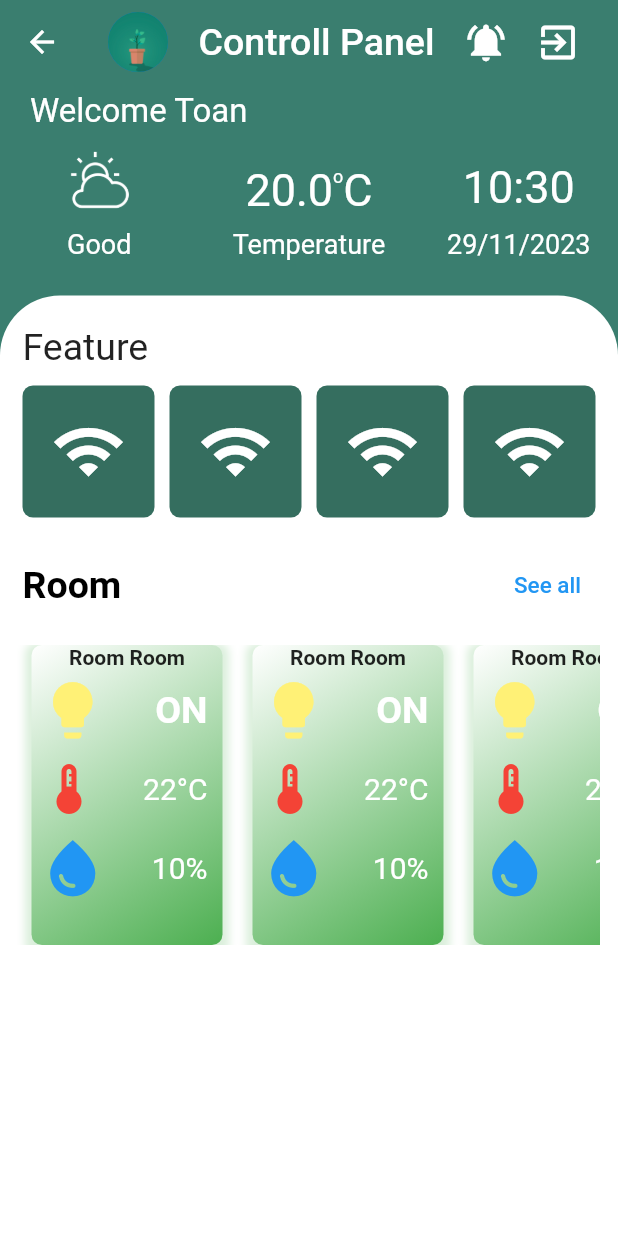
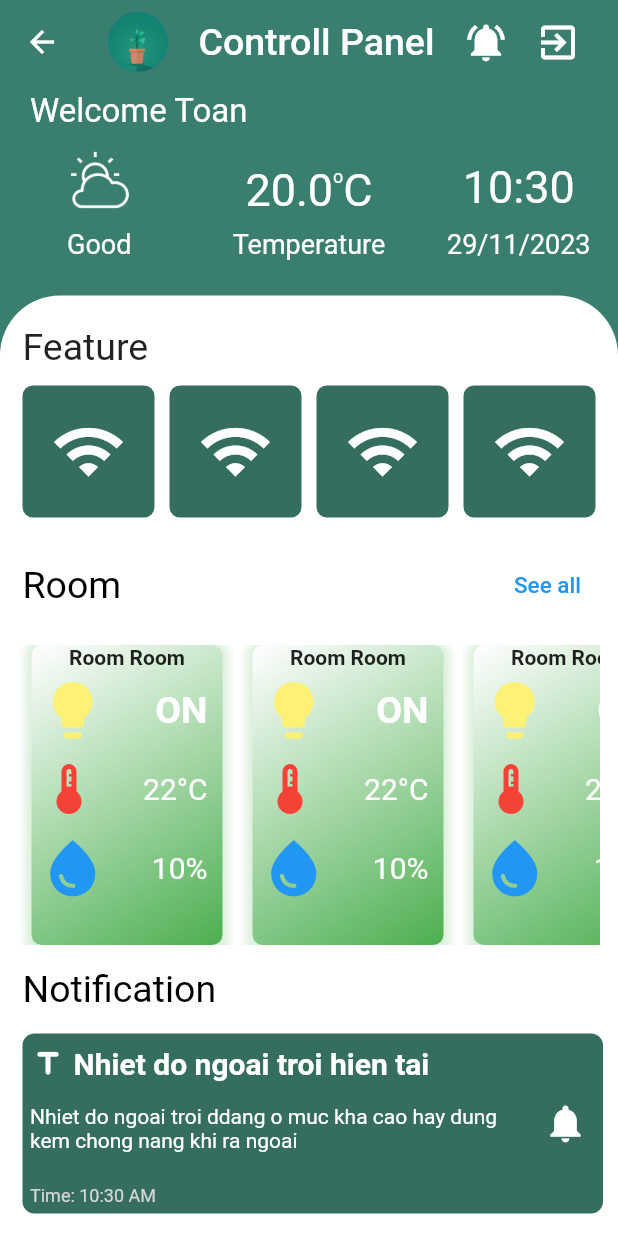
Before and after one commit to nguyenngocthach1403/House-Management-App, a Flutter app: the HomeScreen screen opened by its route, on a phone screen of 412 x 824 dp. Run offline on Flutter 3.47's test engine with Material 2 defaults, Android fonts, the light colour scheme and no system bars; our stand-ins replace cloud_firestore, firebase_auth, firebase_core, shared_preferences; missing offline and left inert: dart:ffi; accounts and stored records are empty.

Commit message:
Changing notification design

```diff
--- a/house_management_app/lib/views/home_page.dart
+++ b/house_management_app/lib/views/home_page.dart
@@ -3,6 +3,7 @@ import 'package:house_management_app/custom_scaffold/weather.dart';
 import 'package:house_management_app/models/sharedPreferences.dart';
 import 'package:house_management_app/screen_login/welcome_screen.dart';
 import 'package:house_management_app/views/feature.dart';
+import 'package:house_management_app/views/notification.dart';
 import 'package:house_management_app/views/room.dart';
 import 'package:firebase_auth/firebase_auth.dart';
 
@@ -163,7 +164,7 @@ class _HomeScreenState extends State<HomeScreen> {
                               "Room",
                               style: TextStyle(
                                   color: Colors.black,
-                                  fontWeight: FontWeight.bold,
+                                  // fontWeight: FontWeight.bold,
                                   fontSize: 25),
                             ),
                             TextButton(
@@ -199,6 +200,28 @@ class _HomeScreenState extends State<HomeScreen> {
                           )
                         ]),
                       ),
+                      Padding(
+                        padding: const EdgeInsets.all(15),
+                        child: Row(
+                          mainAxisAlignment: MainAxisAlignment.start,
+                          children: const [
+                            Text(
+                              "Notification",
+                              style:
+                                  TextStyle(color: Colors.black, fontSize: 25),
+                            )
+                          ],
+                        ),
+                      ),
+                      Padding(
+                        padding: const EdgeInsets.fromLTRB(15, 0, 10, 0),
+                        child: NotificationItem(
+                            iconData: Icons.notifications,
+                            message:
+                                "Nhiet do ngoai troi ddang o muc kha cao hay dung kem chong nang khi ra ngoai",
+                            title: "Nhiet do ngoai troi hien tai",
+                            time: TimeOfDay.now()),
+                      )
                     ],
                   ),
                 ),
--- a/house_management_app/lib/views/notification.dart
+++ b/house_management_app/lib/views/notification.dart
@@ -1,5 +1,4 @@
 import 'package:flutter/material.dart';
-
 
 class NotificationItem extends StatelessWidget {
   const NotificationItem(
@@ -16,21 +15,100 @@ class NotificationItem extends StatelessWidget {
   @override
   Widget build(BuildContext context) {
     return Container(
-            margin: EdgeInsets.only(bottom: 16),
-            decoration: BoxDecoration(
-                borderRadius: BorderRadius.circular(16), color: Colors.amber),
-            child: ListTile(
-              leading: Icon(iconData),
-              title: Text(title),
-              subtitle: Column(
+        height: 120,
+        margin: EdgeInsets.only(bottom: 16),
+        decoration: BoxDecoration(
+            borderRadius: BorderRadius.circular(8),
+            color: Color.fromRGBO(53, 110, 95, 1)),
+        child: Row(
+          children: [
+            Expanded(
+              flex: 2,
+              child: Column(
                 crossAxisAlignment: CrossAxisAlignment.start,
                 children: [
-                  Text(message),
-                  Text("Time: ${time.format(context)}"),
-                  SizedBox(height: 20),
+                  Expanded(
+                    flex: 1,
+                    child: Padding(
+                      padding: EdgeInsets.fromLTRB(5, 0, 5, 0),
+                      child: Row(
+                        children: [
+                          const Icon(Icons.title_rounded, color: Colors.white),
+                          const SizedBox(
+                            width: 5,
+                          ),
+                          Text(
+                              title.length > 30
+                                  ? title.substring(0, 27) + "..."
+                                  : title,
+                              style: const TextStyle(
+                                  color: Colors.white,
+                                  fontWeight: FontWeight.bold,
+                                  fontSize: 20)),
+                        ],
+                      ),
+                    ),
+                  ),
+                  Expanded(
+                      flex: 2,
+                      child: Padding(
+                        padding: const EdgeInsets.fromLTRB(5, 7, 10, 5),
+                        child: Column(
+                          crossAxisAlignment: CrossAxisAlignment.start,
+                          mainAxisAlignment: MainAxisAlignment.spaceBetween,
+                          children: [
+                            Text(
+                              message.length > 110
+                                  ? message.substring(0, 107) + "..."
+                                  : message,
+                              style: TextStyle(color: Colors.white),
+                            ),
+                            Text(
+                              "Time: ${time.format(context)}",
+                              style: const TextStyle(
+                                  color: Color.fromARGB(255, 214, 214, 214),
+                                  fontSize: 12,
+                                  fontWeight: FontWeight.normal),
+                            ),
+                          ],
+                        ),
+                      ))
                 ],
               ),
             ),
-          );
+            Padding(
+                padding: EdgeInsets.fromLTRB(0, 0, 10, 0),
+                child: Column(
+                  mainAxisAlignment: MainAxisAlignment.center,
+                  children: [
+                    Icon(
+                      iconData,
+                      color: Colors.white,
+                      size: 30,
+                    ),
+                  ],
+                ))
+          ],
+        ));
   }
 }
+
+// ListTile(
+//         leading: Icon(iconData),
+//         title: Text(title.length > 30 ? title.substring(0, 27) + "..." : title,
+//             style: const TextStyle(
+//                 color: Colors.white,
+//                 fontWeight: FontWeight.bold,
+//                 fontSize: 20)),
+//         subtitle: Column(
+//           crossAxisAlignment: CrossAxisAlignment.start,
+//           mainAxisAlignment: MainAxisAlignment.spaceAround,
+//           children: [
+//             Text(
+//               message.length > 90 ? message.substring(0, 87) + "..." : message,
+//               style: TextStyle(color: Colors.white),
+//             ),
+//             Text("Time: ${time.format(context)}"),
+//           ],
+//         ),
+//       ),
```
